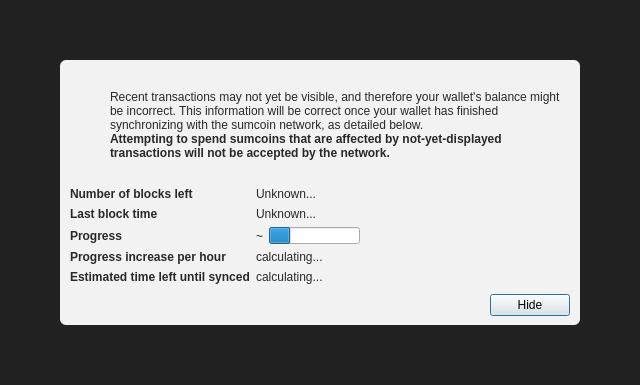
sumcoinlabs/sumcoin, file src/qt/forms/modaloverlay.ui: the form before one commit.
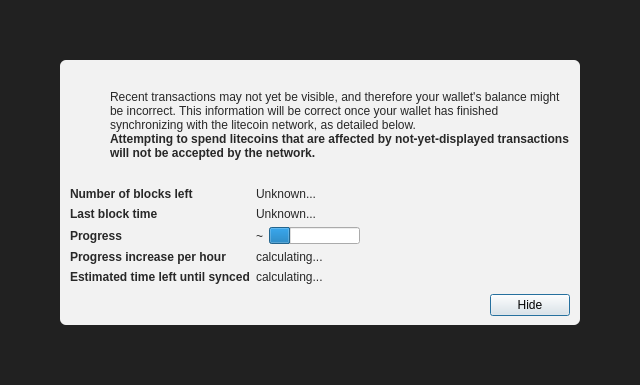
The form after the commit. Icons and pictures are not drawn. Custom widgets are drawn as their Qt base class.

Commit message: Litecoin: Branding

```diff
--- a/src/qt/forms/modaloverlay.ui
+++ b/src/qt/forms/modaloverlay.ui
@@ -130,7 +130,7 @@
              <item>
               <widget class="QLabel" name="infoText">
                <property name="text">
-                <string>Recent transactions may not yet be visible, and therefore your wallet's balance might be incorrect. This information will be correct once your wallet has finished synchronizing with the sumcoin network, as detailed below.</string>
+                <string>Recent transactions may not yet be visible, and therefore your wallet's balance might be incorrect. This information will be correct once your wallet has finished synchronizing with the litecoin network, as detailed below.</string>
                </property>
                <property name="textFormat">
                 <enum>Qt::RichText</enum>
@@ -149,7 +149,7 @@
                 </font>
                </property>
                <property name="text">
-                <string>Attempting to spend sumcoins that are affected by not-yet-displayed transactions will not be accepted by the network.</string>
+                <string>Attempting to spend litecoins that are affected by not-yet-displayed transactions will not be accepted by the network.</string>
                </property>
                <property name="textFormat">
                 <enum>Qt::RichText</enum>
```
The commit also changes 124 other files.
